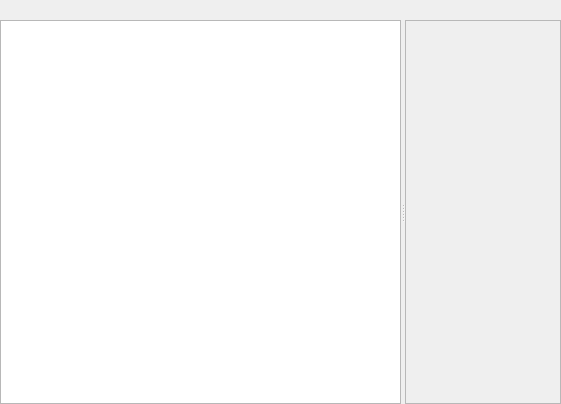
This is src/core/settingstab.ui in 0xd34df00d/leechcraft as Qt 5 draws it before an edit. The edited form follows.
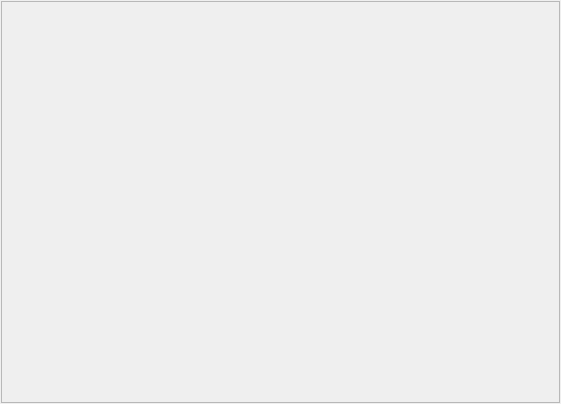
This is the edited form. The open tabs and pages were chosen to show the change.

Commit message: [Core] Split SettingsWidget out of SettingsTab.

```diff
--- a/src/core/settingstab.ui
+++ b/src/core/settingstab.ui
@@ -46,81 +46,6 @@
        </item>
       </layout>
      </widget>
-     <widget class="QWidget" name="SettingsWidget_">
-      <layout class="QVBoxLayout" name="verticalLayout_3">
-       <property name="margin">
-        <number>0</number>
-       </property>
-       <item>
-        <widget class="QLabel" name="SectionName_">
-         <property name="text">
-          <string/>
-         </property>
-        </widget>
-       </item>
-       <item>
-        <widget class="QSplitter" name="CatsSplitter_">
-         <property name="sizePolicy">
-          <sizepolicy hsizetype="Expanding" vsizetype="Expanding">
-           <horstretch>0</horstretch>
-           <verstretch>0</verstretch>
-          </sizepolicy>
-         </property>
-         <property name="orientation">
-          <enum>Qt::Horizontal</enum>
-         </property>
-         <widget class="QTreeWidget" name="Cats_">
-          <property name="sizePolicy">
-           <sizepolicy hsizetype="Preferred" vsizetype="Expanding">
-            <horstretch>0</horstretch>
-            <verstretch>0</verstretch>
-           </sizepolicy>
-          </property>
-          <property name="minimumSize">
-           <size>
-            <width>120</width>
-            <height>0</height>
-           </size>
-          </property>
-          <property name="iconSize">
-           <size>
-            <width>32</width>
-            <height>32</height>
-           </size>
-          </property>
-          <property name="verticalScrollMode">
-           <enum>QAbstractItemView::ScrollPerPixel</enum>
-          </property>
-          <property name="rootIsDecorated">
-           <bool>false</bool>
-          </property>
-          <attribute name="headerVisible">
-           <bool>false</bool>
-          </attribute>
-          <column>
-           <property name="text">
-            <string notr="true">1</string>
-           </property>
-          </column>
-         </widget>
-         <widget class="QFrame" name="DialogContents_">
-          <property name="sizePolicy">
-           <sizepolicy hsizetype="Expanding" vsizetype="Preferred">
-            <horstretch>0</horstretch>
-            <verstretch>0</verstretch>
-           </sizepolicy>
-          </property>
-          <property name="frameShape">
-           <enum>QFrame::StyledPanel</enum>
-          </property>
-          <property name="frameShadow">
-           <enum>QFrame::Raised</enum>
-          </property>
-         </widget>
-        </widget>
-       </item>
-      </layout>
-     </widget>
     </widget>
    </item>
   </layout>
```
Left out of the diff: 22 changed lines with no effect on the pictures. The commit also changes 5 other files.
